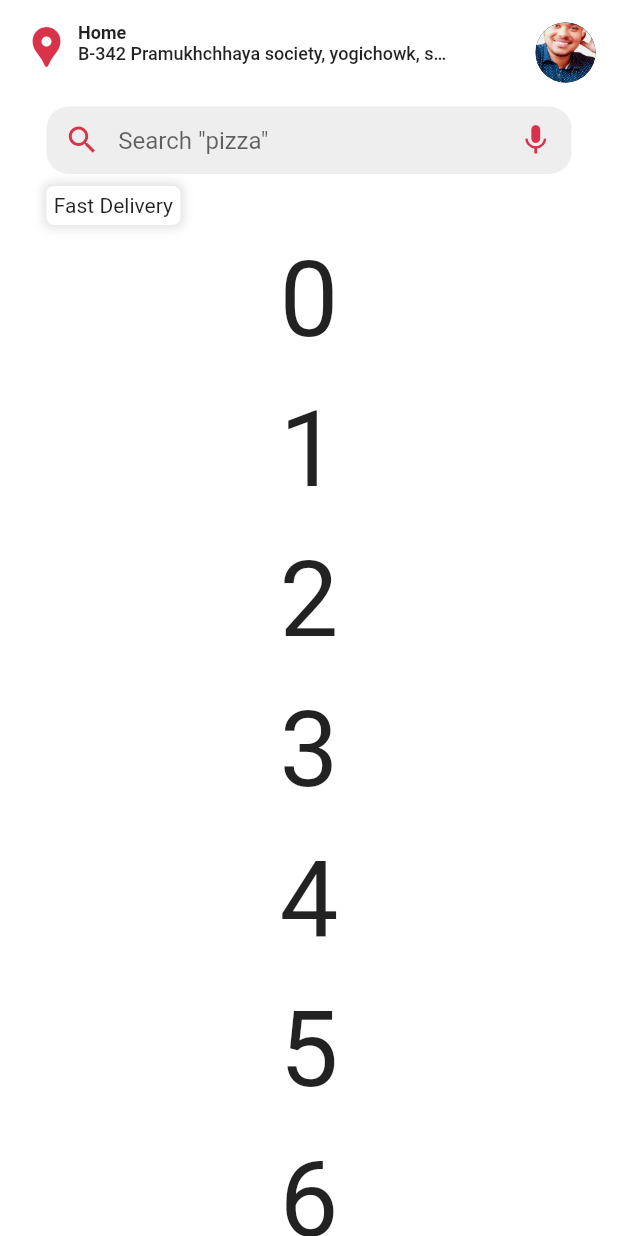
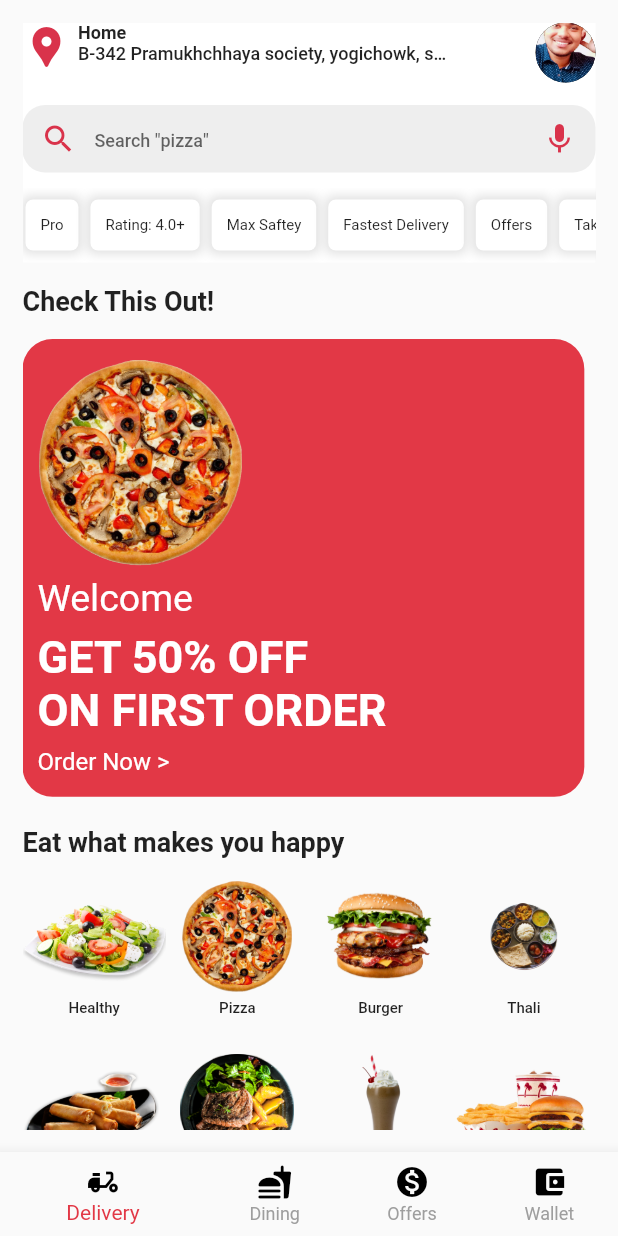
Before and after one commit to naimishvarsani/zomato_demo, a Flutter app: the screen it shows after launch, on a phone screen of 412 x 824 dp. Run offline on Flutter 3.47's test engine with Material 2 defaults, Android fonts, the phone set to English and light mode, and no system bars; our stand-ins replace get.

Commit message:
push demo code

```diff
--- /dev/null
+++ b/zomato/lib/database.dart
@@ -0,0 +1,86 @@
+import 'package:zomato/utility.dart';
+
+class FoodItems {
+  String name, image;
+
+  FoodItems({required this.name, required this.image});
+}
+
+class Restaurants {
+  String imageUrl, title, locations, rating, price;
+
+  Restaurants(
+      {required this.imageUrl,
+      required this.locations,
+      required this.price,
+      required this.rating,
+      required this.title});
+}
+
+List<FoodItems> foodItemList = [
+  FoodItems(name: "Healthy", image: AssetsPath.image + 'salad.png'),
+  FoodItems(name: "Pizza", image: AssetsPath.image + 'pizza-png-15.png'),
+  FoodItems(name: "Burger", image: AssetsPath.image + 'burger.png'),
+  FoodItems(name: "Thali", image: AssetsPath.image + 'fullthali.png'),
+  FoodItems(name: "Rolls", image: AssetsPath.image + 'rolls.png'),
+  FoodItems(name: "Continental", image: AssetsPath.image + 'continental.png'),
+  FoodItems(name: "Shake", image: AssetsPath.image + 'shake.png'),
+  FoodItems(name: "Combo", image: AssetsPath.image + 'combo.png'),
+];
+
+List<Restaurants> restaurantList = [
+  Restaurants(
+      title: "Om Sweet & Snacks",
+      locations: "North Indian,  South Indian, Chinese",
+      price: "100",
+      rating: "4.2",
+      imageUrl:
+          "https://2rdnmg1qbg403gumla1v9i2h-wpengine.netdna-ssl.com/wp-content/uploads/sites/3/2016/05/worstSnacks-527905022-770x533-1-745x490.jpg"),
+  Restaurants(
+    title: "The Masala Story",
+    locations: "North Indian, Mughlai, Kebab",
+    price: "300",
+    rating: "4.1",
+    imageUrl:
+        "https://c.ndtvimg.com/2020-01/a39okhfk_620_625x300_21_January_20.jpg",
+  ),
+  Restaurants(
+    title: "Domino's Pizza",
+    locations: "Pizza, Fast Food",
+    price: "150",
+    rating: "4.1",
+    imageUrl:
+        "https://www.indianhealthyrecipes.com/wp-content/uploads/2015/10/pizza-recipe-1-500x500.jpg",
+  ),
+  Restaurants(
+    title: "MCDonald's",
+    locations: "Burger, Fast Food, Beverages",
+    price: "150",
+    rating: "4.1",
+    imageUrl:
+        "https://www.newfoodmagazine.com/wp-content/uploads/mcdonalds.jpg",
+  ),
+  Restaurants(
+    title: "Gohana Faous Jalebi",
+    locations: "Street Food, Mithai",
+    price: "100",
+    rating: "4.2",
+    imageUrl: "https://pbs.twimg.com/media/EhHIY9CWsAA9rN9.jpg",
+  ),
+  Restaurants(
+    title: "Burger King",
+    locations: "Burger, American, Desserts",
+    price: "150",
+    rating: "4.2",
+    imageUrl:
+        "https://media1.s-nbcnews.com/j/newscms/2019_21/2870431/190524-classic-american-cheeseburger-ew-207p_d9270c5c545b30ea094084c7f2342eb4.fit-2000w.jpg",
+  ),
+  Restaurants(
+    title: "Haldiram's",
+    locations: "North Indian, Mithai, South Indian",
+    price: "100",
+    rating: "4.0",
+    imageUrl:
+        "https://media.self.com/photos/5ebd7a636ed447b59b846244/4:3/w_2560%2Cc_limit/snack-plate.jpg",
+  ),
+];
--- a/zomato/lib/homepage.dart
+++ b/zomato/lib/homepage.dart
@@ -1,7 +1,8 @@
-// ignore_for_file: prefer_final_fields, prefer_const_constructors, prefer_const_literals_to_create_immutables
+// ignore_for_file: prefer_final_fields, prefer_const_constructors, prefer_const_literals_to_create_immutables, sized_box_for_whitespace
 
 import 'package:flutter/material.dart';
 import 'package:get/get.dart';
+import 'package:zomato/database.dart';
 import 'package:zomato/utility.dart';
 
 class HomePage extends StatefulWidget {
@@ -15,11 +16,67 @@ class HomePageState extends State<HomePage> {
   bool _pinned = true;
   bool _snap = false;
   bool _floating = false;
+  int currenIndex = 0;
+
+  final List<String> options = [
+    "Pro",
+    "Rating: 4.0+",
+    "Max Saftey",
+    "Fastest Delivery",
+    "Offers",
+    "TakeAway",
+    "Popular"
+  ];
 
   @override
   Widget build(BuildContext context) {
     return Scaffold(
+      bottomNavigationBar: BottomNavigationBar(
+        selectedItemColor: Color.fromRGBO(226, 56, 70, 1),
+        selectedIconTheme: IconThemeData(color: Color.fromRGBO(226, 56, 70, 1)),
+        unselectedItemColor: Colors.grey,
+        showSelectedLabels: true,
+        showUnselectedLabels: true,
+        currentIndex: currenIndex,
+        onTap: (val) {
+          setState(() {
+            currenIndex = val;
+          });
+        },
+        items: [
+          BottomNavigationBarItem(
+            icon: Icon(
+              Icons.delivery_dining,
+              color: Colors.black,
+            ),
+            label: "Delivery",
+          ),
+          BottomNavigationBarItem(
+            icon: Icon(
+              Icons.fastfood_rounded,
+              color: Colors.black,
+            ),
+            label: "Dining",
+          ),
+          BottomNavigationBarItem(
+            icon: Icon(
+              Icons.monetization_on,
+              color: Colors.black,
+            ),
+            label: "Offers",
+          ),
+          BottomNavigationBarItem(
+            icon: Icon(
+              Icons.account_balance_wallet,
+              color: Colors.black,
+            ),
+            label: "Wallet",
+          ),
+        ],
+      ),
       body: SafeArea(
+        child: Padding(
+          padding: EdgeInsets.all(15),
           child: CustomScrollView(
             slivers: [
               SliverAppBar(
@@ -28,18 +85,26 @@ class HomePageState extends State<HomePage> {
                 pinned: _pinned,
                 snap: _snap,
                 floating: _floating,
-              expandedHeight: 150,
-              collapsedHeight: 90,
+                expandedHeight: 160,
+                collapsedHeight: 110,
                 flexibleSpace: FlexibleSpaceBar(
                   background: location(),
                 ),
                 bottom: PreferredSize(
                   preferredSize: Size(0, 0),
                   child: Column(
-                  crossAxisAlignment: CrossAxisAlignment.start,
                     children: [
                       searchform(),
-                    typesOption(),
+                      SizedBox(height: 10),
+                      SizedBox(
+                          height: 50,
+                          child: ListView.builder(
+                              padding: EdgeInsets.only(left: 2),
+                              itemCount: options.length,
+                              scrollDirection: Axis.horizontal,
+                              itemBuilder: (_, ind) {
+                                return typesOption(text: options[ind]);
+                              })),
                     ],
                   ),
                 ),
@@ -47,27 +112,41 @@ class HomePageState extends State<HomePage> {
               SliverList(
                 delegate: SliverChildBuilderDelegate(
                   (BuildContext context, int index) {
-                  return Container(
-                    color: Colors.white,
-                    height: 100.0,
-                    child: Center(
-                      child: Text('$index', textScaleFactor: 5),
+                    return Padding(
+                      padding: EdgeInsets.only(top: 15),
+                      child: Column(
+                        crossAxisAlignment: CrossAxisAlignment.start,
+                        children: [
+                          textWidget(headtext: 'Check This Out!'),
+                          SizedBox(height: 15),
+                          offerAd(),
+                          SizedBox(height: 20),
+                          textWidget(headtext: 'Eat what makes you happy'),
+                          SizedBox(height: 15),
+                          itemGrid(),
+                        ],
                       ),
                     );
                   },
-                childCount: 20,
+                  childCount: 1,
                 ),
               ),
             ],
           ),
         ),
+      ),
+    );
+  }
+
+  Widget textWidget({headtext}) {
+    return Text(
+      headtext,
+      style: TextStyle(fontSize: 18, fontWeight: FontWeight.bold),
     );
   }
 
   Widget location() {
-    return Padding(
-      padding: const EdgeInsets.only(left: 15, right: 15, top: 15),
-      child: Row(
+    return Row(
       crossAxisAlignment: CrossAxisAlignment.start,
       children: [
         Icon(
@@ -101,14 +180,13 @@ class HomePageState extends State<HomePage> {
               AssetImage(AssetsPath.image + 'Snapchat-177622065.jpg'),
         )
       ],
-      ),
     );
   }
 
   Widget searchform() {
     return Container(
       height: 45,
-      width: Get.width * 0.85,
+      width: Get.width,
       decoration: BoxDecoration(
         borderRadius: BorderRadius.circular(15),
         color: Colors.grey.shade200,
@@ -121,6 +199,7 @@ class HomePageState extends State<HomePage> {
               color: Color(AppColor.iconpink),
             ),
             hintText: 'Search "pizza"',
+            hintStyle: TextStyle(fontSize: 12, fontWeight: FontWeight.w500),
             prefixIcon: Icon(
               Icons.search,
               color: Color(AppColor.iconpink),
@@ -129,10 +208,10 @@ class HomePageState extends State<HomePage> {
     );
   }
 
-  Widget typesOption() {
+  Widget typesOption({text}) {
     return Container(
-      margin: EdgeInsets.only(top: 8, right: 8),
-      padding: EdgeInsets.all(5),
+      padding: EdgeInsets.symmetric(horizontal: 10),
+      margin: EdgeInsets.only(top: 8, right: 8, bottom: 8),
       decoration: BoxDecoration(
           borderRadius: BorderRadius.circular(5),
           boxShadow: [
@@ -140,7 +219,98 @@ class HomePageState extends State<HomePage> {
                 color: Colors.grey.shade300, blurRadius: 5, spreadRadius: 2)
           ],
           color: Color(AppColor.bgcolor)),
-      child: Text("Fast Delivery"),
+      child: Center(
+          child: Text(
+        text,
+        style: TextStyle(fontSize: 10),
+      )),
+    );
+  }
+
+  Widget offerAd() {
+    return Container(
+      padding: EdgeInsets.only(left: 10, top: 10, bottom: 10),
+      height: Get.height / 2.7,
+      width: Get.width / 1.1,
+      decoration: BoxDecoration(
+        borderRadius: BorderRadius.circular(20),
+        color: Color.fromRGBO(226, 56, 70, 1),
+      ),
+      child: Column(
+        crossAxisAlignment: CrossAxisAlignment.start,
+        mainAxisAlignment: MainAxisAlignment.spaceAround,
+        children: [
+          Align(
+            alignment: Alignment.topLeft,
+            child: Container(
+              height: Get.height / 6,
+              width: Get.height / 6,
+              decoration: BoxDecoration(
+                shape: BoxShape.circle,
+                image: DecorationImage(
+                  image: AssetImage(AssetsPath.image + 'pizza-png-15.png'),
+                ),
+              ),
+            ),
+          ),
+          Text(
+            "Welcome",
+            style: TextStyle(
+              color: Colors.white,
+              fontSize: 25,
+            ),
+          ),
+          Text(
+            "GET 50% OFF \nON FIRST ORDER",
+            style: TextStyle(
+              color: Colors.white,
+              fontWeight: FontWeight.bold,
+              fontSize: 30,
+            ),
+          ),
+          Text(
+            "Order Now >",
+            // textAlign: TextAlign.start,
+            style: TextStyle(
+              color: Colors.white,
+              fontSize: 16,
+            ),
+          ),
+        ],
+      ),
+    );
+  }
+
+  Widget itemGrid() {
+    return Container(
+      height: Get.height / 3,
+      width: Get.width,
+      child: GridView.builder(
+          itemCount: foodItemList.length,
+          gridDelegate: SliverGridDelegateWithFixedCrossAxisCount(
+              crossAxisCount: 4, mainAxisSpacing: 20),
+          itemBuilder: (context, index) {
+            return Column(
+              children: [
+                Container(
+                  height: Get.height * 0.09,
+                  padding: EdgeInsets.all(5),
+                  decoration: BoxDecoration(
+                    image: DecorationImage(
+                      image: AssetImage(
+                        foodItemList[index].image,
+                      ),
+                    ),
+                  ),
+                ),
+                SizedBox(height: 5),
+                Text(
+                  foodItemList[index].name,
+                  style: TextStyle(fontWeight: FontWeight.w500, fontSize: 10),
+                )
+              ],
+            );
+          }),
     );
   }
 }
```
Also changed, not shown: zomato/assets/image/burger.png (added), zomato/assets/image/combo.png (added), zomato/assets/image/continental.png (added), zomato/assets/image/fullthali.png (added), zomato/assets/image/pizza-png-15.png (added), zomato/assets/image/rolls.png (added), zomato/assets/image/salad.png (added), zomato/assets/image/shake.png (added). Lines whose indentation alone changed are shown as unchanged.
